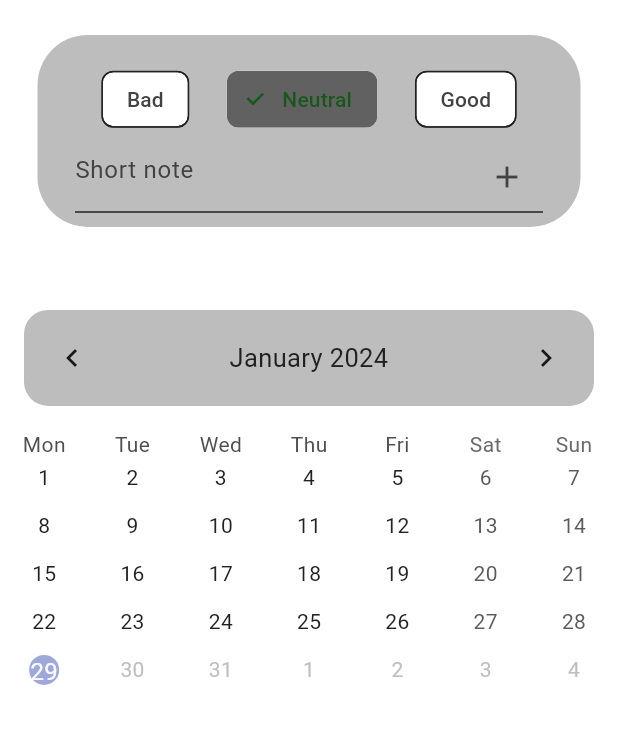
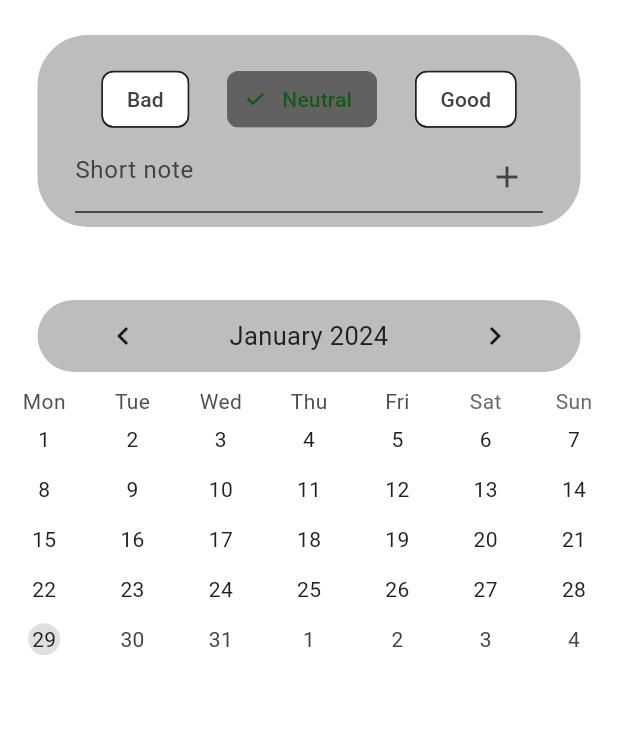
Before and after one commit to marek-musial/mini_journal_app, a Flutter app: the screen it shows after launch, on a phone screen of 412 x 824 dp, the part 63-807 px from its top. Run offline on Flutter 3.47's test engine with Material 2 defaults, Android fonts, the phone set to English and light mode, and no system bars; drawn by our look-alikes of table_calendar; our stand-ins replace bloc, flutter_bloc.

Commit message:
Update calendar_display_widget UI
calendar_display_widget elements now use screen_sizes.
Improved calendar_display_widget code readability.

```diff
--- a/lib/app/features/mood/mood_page_widgets/calendar_display_widget.dart
+++ b/lib/app/features/mood/mood_page_widgets/calendar_display_widget.dart
@@ -1,5 +1,6 @@
 import 'package:flutter/material.dart';
 import 'package:journal/themes/color_schemes.dart';
+import 'package:journal/themes/screen_sizes.dart';
 import 'package:table_calendar/table_calendar.dart';
 
 class CalendarDisplay extends StatefulWidget {
@@ -17,39 +18,79 @@ class _CalendarDisplayState extends State<CalendarDisplay> {
 
   @override
   Widget build(BuildContext context) {
-    return Flexible(
-      flex: 5,
-      child: TableCalendar(
+    var defaultTextStyle = TextStyle(
+      color: currentColorScheme.onSurface,
+    );
+
+    var grayedOutTextStyle = TextStyle(
+      color: currentColorScheme.onSurfaceVariant,
+    );
+
+    var calendarStyle = CalendarStyle(
+      defaultTextStyle: defaultTextStyle,
+      weekendTextStyle: defaultTextStyle,
+      outsideTextStyle: grayedOutTextStyle,
+      disabledTextStyle: grayedOutTextStyle,
+      selectedDecoration: BoxDecoration(
+        color: currentColorScheme.primaryContainer,
+        shape: BoxShape.circle,
+      ),
+      selectedTextStyle: TextStyle(
+        color: defaultTextStyle.color,
+        fontWeight: FontWeight.bold,
+      ),
+      todayDecoration: BoxDecoration(
+        color: currentColorScheme.primaryContainer.withAlpha(120),
+        shape: BoxShape.circle,
+      ),
+      todayTextStyle: TextStyle(
+        color: defaultTextStyle.color,
+      ),
+    );
+
+    var headerStyle = HeaderStyle(
+      formatButtonVisible: false,
+      titleCentered: true,
+      headerMargin: EdgeInsets.symmetric(
+        vertical: screenHeight / 64,
+        horizontal: screenWidth / 32,
+      ),
+      headerPadding: EdgeInsets.symmetric(
+        horizontal: screenWidth / 32,
+      ),
+      decoration: BoxDecoration(
+        borderRadius: BorderRadius.all(
+          Radius.circular(screenWidth / 24),
+        ),
+        color: currentColorScheme.primaryContainer,
+      ),
+    );
+
+    return TableCalendar(
+      calendarStyle: calendarStyle,
       focusedDay: _focusedDay ?? DateTime.now(),
       firstDay: DateTime.now().subtract(const Duration(days: 365 * 10)),
       lastDay: DateTime.now(),
-        daysOfWeekHeight: 16,
-        rowHeight: 32,
+      daysOfWeekHeight: screenHeight / 32,
+      rowHeight: screenHeight / 18,
       startingDayOfWeek: StartingDayOfWeek.monday,
-        headerStyle: HeaderStyle(
-          formatButtonVisible: false,
-          titleCentered: true,
-          headerMargin: const EdgeInsets.all(16),
-          decoration: BoxDecoration(
-            borderRadius: const BorderRadius.all(
-              Radius.circular(16),
-            ),
-            color: currentColorScheme.primaryContainer,
-          ),
-        ),
+      headerStyle: headerStyle,
       selectedDayPredicate: (day) {
         return isSameDay(_selectedDay, day);
       },
-        onDaySelected: (selectedDay, focusedDay) {
+      onDaySelected: _onDaySelected,
+      onPageChanged: _onPageChanged,
+    );
+  }
+
+  void _onPageChanged(focusedDay) {
+    _focusedDay = focusedDay;
+  }
+
+  void _onDaySelected(selectedDay, focusedDay) {
     setState(() {
       _selectedDay = selectedDay;
       _focusedDay = focusedDay;
     });
-        },
-        onPageChanged: (focusedDay) {
-          _focusedDay = focusedDay;
-        },
-      ),
-    );
   }
 }
```
Lines whose indentation alone changed are shown as unchanged.
